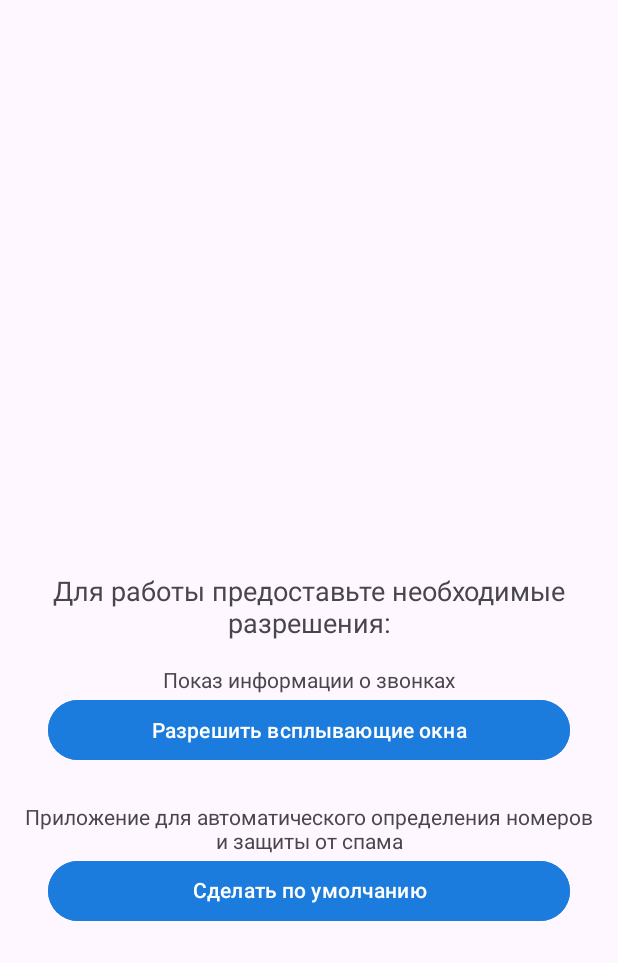
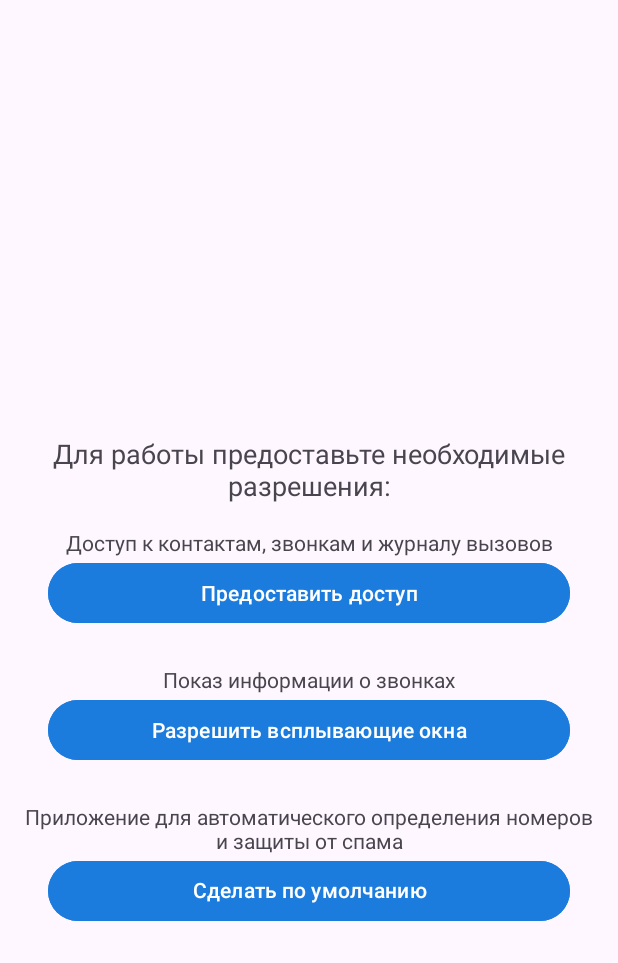
Before and after one commit to Shtykin/spam-app, an Android app: the screen it shows after launch (MainActivity), on a phone screen of 412 x 824 dp, the part 273-1236 px from its top. Run offline under Robolectric (Android 15) with nearby library versions, the phone set to English and light mode, and no system bars.

```diff
--- a/app/src/main/java/ru/shtykin/antispam/MyCallScreeningService.java
+++ b/app/src/main/java/ru/shtykin/antispam/MyCallScreeningService.java
@@ -24,6 +24,7 @@ public class MyCallScreeningService extends CallScreeningService {
 
     @Override
     public void onScreenCall(@NonNull Call.Details details) {
+        if(details.getCallDirection() != Call.Details.DIRECTION_INCOMING) return;
         CallResponse.Builder response = new CallResponse.Builder();
         String phone = details.getHandle().getSchemeSpecificPart();
         respondToCall(details, response.build() );
@@ -37,7 +38,6 @@ public class MyCallScreeningService extends CallScreeningService {
         }
 
         DisplayMetrics metrics = getApplicationContext().getResources().getDisplayMetrics();
-
         int width = metrics.widthPixels;
 
         WindowManager windowManager = (WindowManager) getSystemService(WINDOW_SERVICE);
--- a/app/src/main/res/layout/activity_main.xml
+++ b/app/src/main/res/layout/activity_main.xml
@@ -42,12 +42,33 @@
     <TextView
         android:layout_width="match_parent"
         android:layout_height="wrap_content"
-        android:layout_above="@+id/textViewRequestWindow"
+        android:layout_above="@+id/textViewContacts"
         android:gravity="center"
         android:paddingHorizontal="16dp"
         android:paddingBottom="16dp"
         android:text="Для работы предоставьте необходимые разрешения:"
         android:textSize="18.sp" />
+
+    <TextView
+        android:id="@+id/textViewContacts"
+        android:layout_width="match_parent"
+        android:layout_height="wrap_content"
+        android:layout_above="@+id/buttonRequestContacts"
+        android:gravity="center"
+        android:paddingHorizontal="16dp"
+        android:text="Доступ к контактам, звонкам и журналу вызовов" />
+
+    <Button
+        android:id="@+id/buttonRequestContacts"
+        android:layout_width="match_parent"
+        android:layout_height="wrap_content"
+        android:layout_above="@+id/textViewRequestWindow"
+        android:layout_marginStart="32dp"
+        android:layout_marginEnd="32dp"
+        android:layout_marginBottom="24dp"
+        android:paddingHorizontal="8dp"
+        android:backgroundTint="@color/blue"
+        android:text="Предоставить доступ" />
 
     <TextView
         android:id="@+id/textViewRequestWindow"
```
Also changed, not shown: app/src/main/java/ru/shtykin/antispam/presentation/MainActivity.java (+86 -2 lines), app/src/main/res/layout/floating_window.xml (+20 -5 lines).
